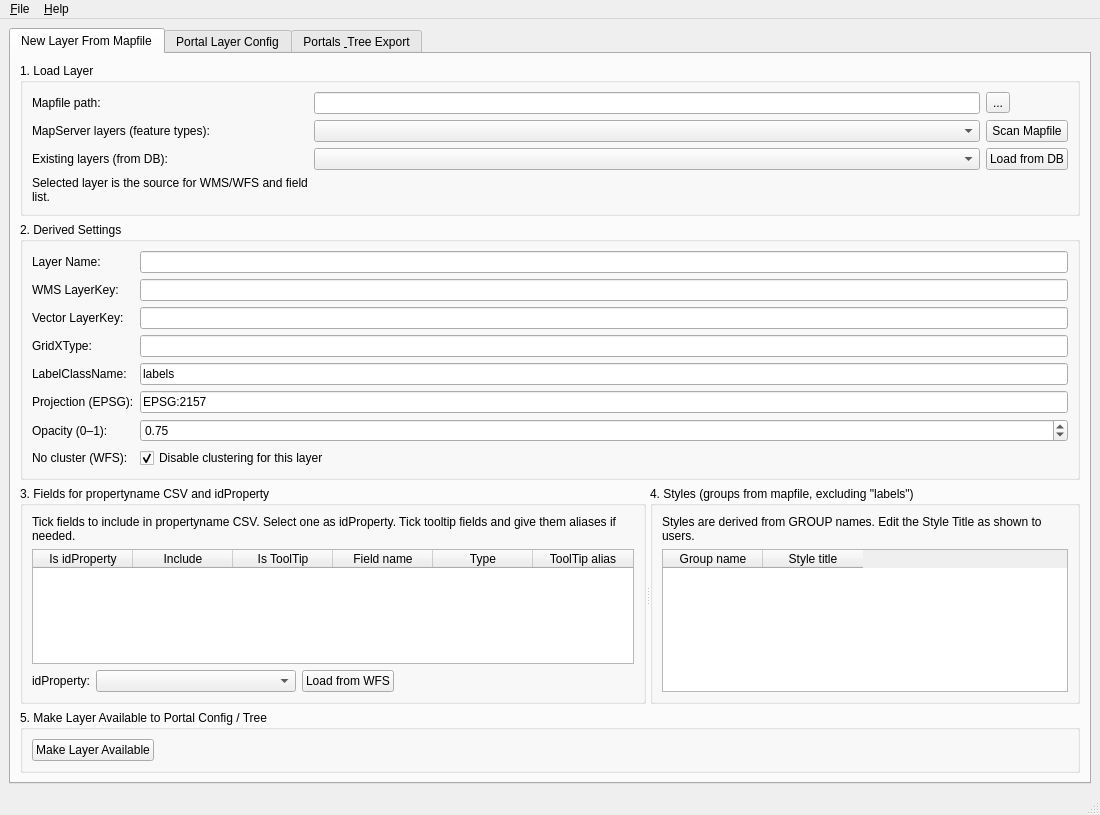
This is json_generator/LayerConfigNewLayerWizard.ui in select-8/LayerMaker as Qt 5 draws it before an edit. The edited form follows.
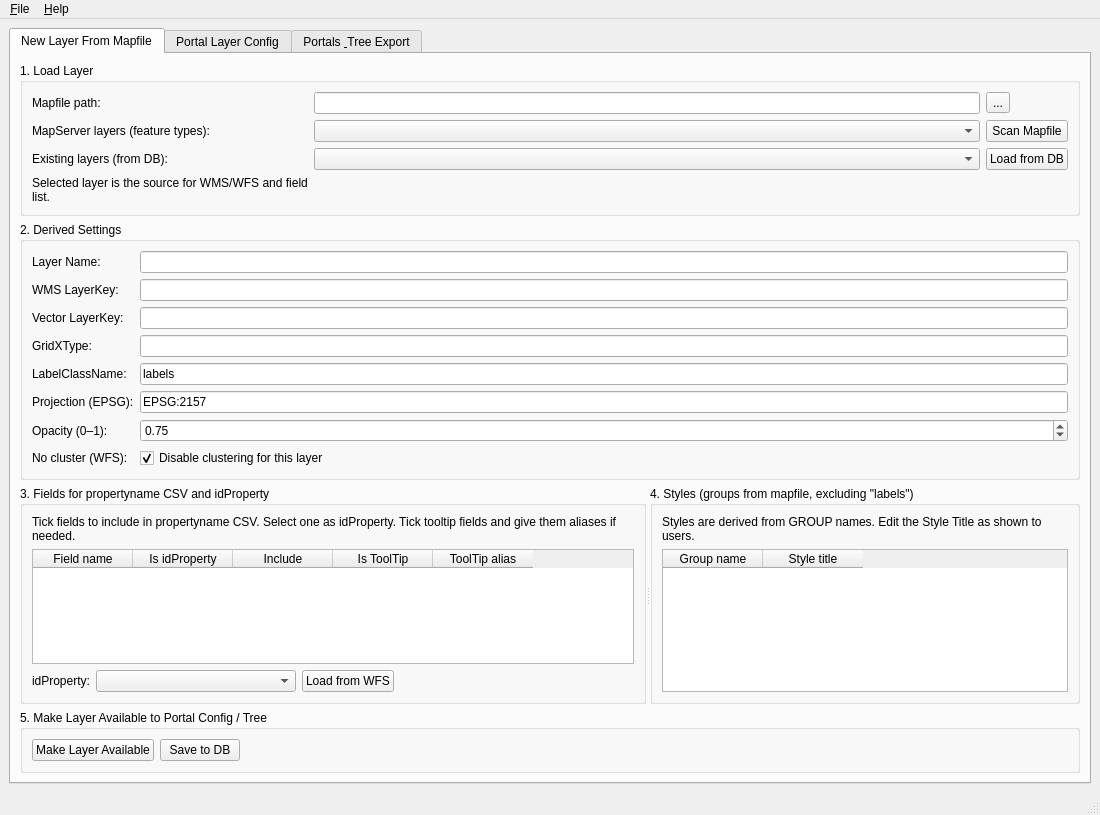
This is the edited form.

Commit message: pre tab 1 rework from new context

Diff of the .ui file:
```diff
--- a/json_generator/LayerConfigNewLayerWizard.ui
+++ b/json_generator/LayerConfigNewLayerWizard.ui
@@ -259,6 +259,11 @@
                </item>
                <item>
                 <widget class="QTableWidget" name="tblFields">
+                 <column>
+                  <property name="text">
+                   <string>Field name</string>
+                  </property>
+                 </column>
                  <column>
                   <property name="text">
                    <string>Is idProperty</string>
@@ -274,16 +279,6 @@
                    <string>Is ToolTip</string>
                   </property>
                  </column>
-                 <column>
-                  <property name="text">
-                   <string>Field name</string>
-                  </property>
-                 </column>
-                 <column>
-                  <property name="text">
-                   <string>Type</string>
-                  </property>
-                 </column>
                  <column>
                   <property name="text">
                    <string>ToolTip alias</string>
@@ -389,6 +384,13 @@
              </property>
             </widget>
            </item>
+           <item>
+            <widget class="QPushButton" name="btnSaveLayerToDb">
+             <property name="text">
+              <string>Save to DB</string>
+             </property>
+            </widget>
+           </item>
            <item>
             <spacer name="horizontalSpacer_makeAvailable">
              <property name="orientation">
```
The commit also changes 5 other files.
